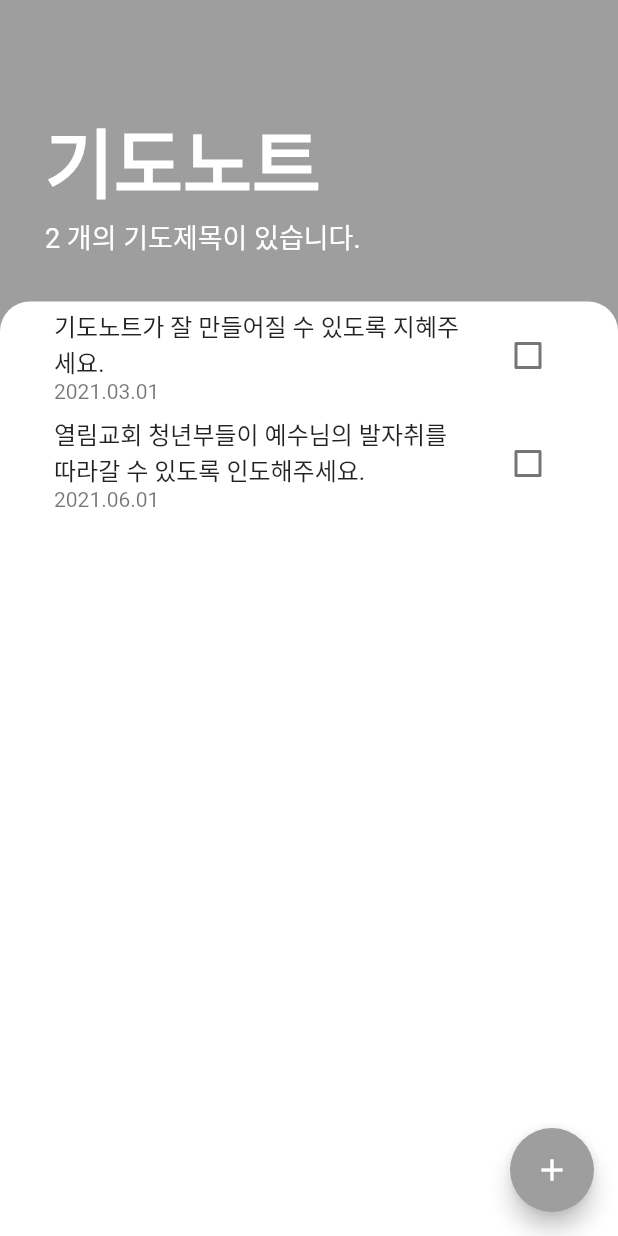
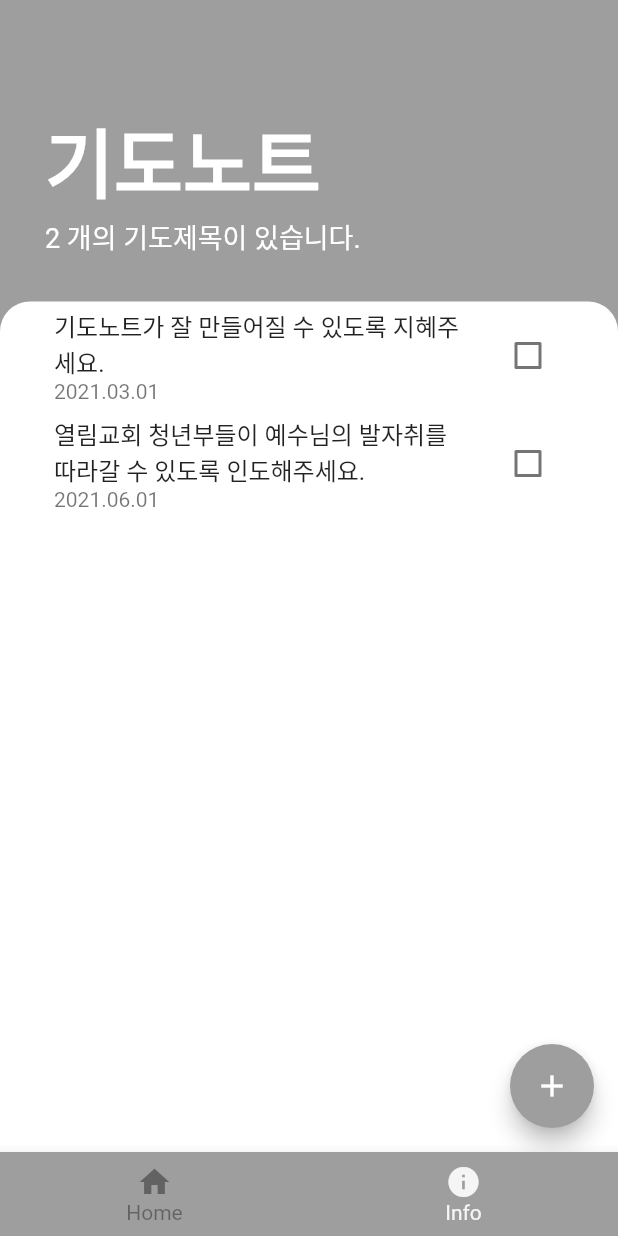
Before and after one commit to SangHoo-c/flutter-todo-list, a Flutter app: the screen it shows after launch, on a phone screen of 412 x 824 dp. Run offline on Flutter 3.47's test engine with Material 2 defaults, Android fonts, the phone set to English and light mode, and no system bars; our stand-ins replace date_format.

Commit message:
add navi-bar

```diff
--- a/lib/main.dart
+++ b/lib/main.dart
@@ -1,7 +1,7 @@
 import 'package:flutter/material.dart';
 import 'package:provider/provider.dart';
 import 'package:todo_list/modules/task_data.dart';
-import 'screens/tasks_screen.dart';
+import 'screens/home_page.dart';
 import 'package:provider/provider.dart';
 import 'modules/task_data.dart';
 
@@ -15,7 +15,7 @@ class MyApp extends StatelessWidget {
     return ChangeNotifierProvider(
       create: (context) => TaskData(),
       child: MaterialApp(
-        home: TasksScreen(),
+        home: MyHomePage(),
       ),
     );
   }
--- /dev/null
+++ b/lib/screens/home_page.dart
@@ -0,0 +1,61 @@
+import 'package:flutter/material.dart';
+import 'package:todo_list/screens/info_screen.dart';
+import 'package:todo_list/screens/tasks_screen.dart';
+
+class MyHomePage extends StatefulWidget {
+  @override
+  _MyHomePageState createState() => _MyHomePageState();
+}
+
+class _MyHomePageState extends State<MyHomePage> {
+  int _currentIndex = 0;
+
+  final List<Widget> _children = [TasksScreen(), InfoScreen()];
+
+  void _onTap(int index) {
+    pageController.jumpToPage(index);
+  }
+
+  void onPageChanged(int index) {
+    setState(() {
+      _currentIndex = index;
+    });
+  }
+
+  final pageController = PageController();
+
+  @override
+  Widget build(BuildContext context) {
+    return Scaffold(
+      body: PageView(
+        controller: pageController,
+        onPageChanged: onPageChanged,
+        children: _children,
+        physics: NeverScrollableScrollPhysics(), // No sliding
+      ),
+      bottomNavigationBar: BottomNavigationBar(
+        onTap: _onTap,
+        currentIndex: _currentIndex,
+        type: BottomNavigationBarType.fixed,
+        // backgroundColor: Color(0xFF6200EE),
+        backgroundColor: Colors.grey,
+        selectedItemColor: Colors.black38,
+        unselectedItemColor: Colors.white.withOpacity(.90),
+        selectedFontSize: 14,
+        unselectedFontSize: 14,
+        items: [
+          new BottomNavigationBarItem(
+            icon: Icon(Icons.home),
+            label: 'Home',
+            // backgroundColor: Colors.grey,
+          ),
+          new BottomNavigationBarItem(
+            icon: Icon(Icons.info),
+            label: 'Info',
+            // backgroundColor: Colors.grey,
+          ),
+        ],
+      ),
+    );
+  }
+}
--- a/lib/widgets/task_list.dart
+++ b/lib/widgets/task_list.dart
@@ -14,7 +14,7 @@ class TasksList extends StatelessWidget {
     // Cosumer widger 으로
     return Consumer<TaskData>(
       builder: (context, taskData, child) {
-        // 더 좋은(overhead 가 없는) scroll view 가 없는지 찾아보기,
+        // 더 좋은(overhead 가 없는) scroll view 가 있는지 찾아보기,
         return SingleChildScrollView(
           physics: ScrollPhysics(),
           child: ListView.builder(
```
Also changed, not shown: lib/screens/info_screen.dart (added, +38 -0 lines), 1 other file.
